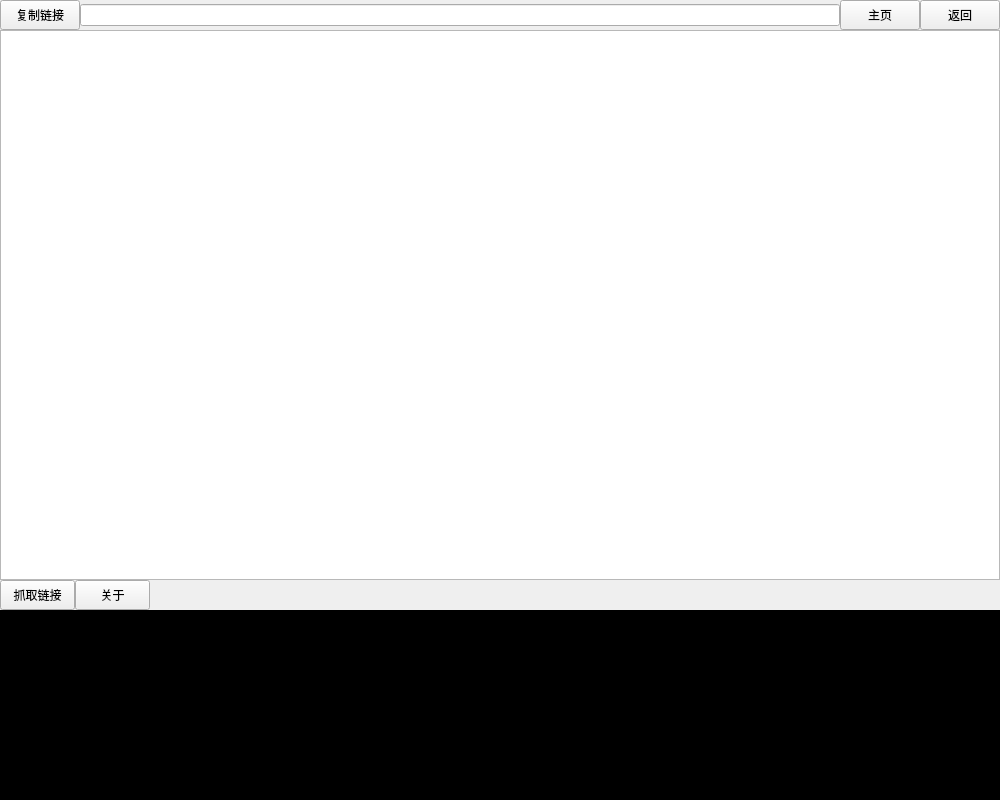
This is UI/UI_MainForm.ui in tanyiqu/AnimeArtifact as Qt 5 draws it before an edit. The edited form follows.
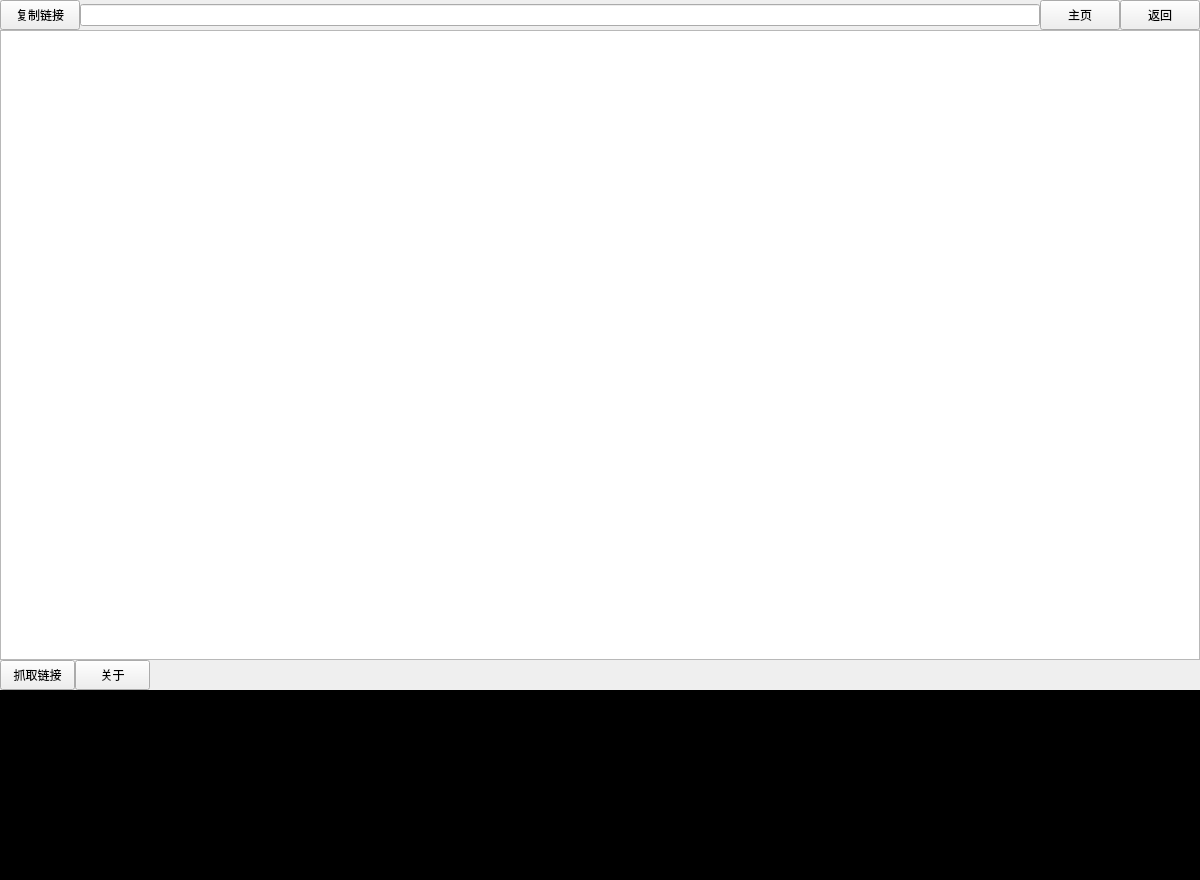
This is the edited form.

Diff of the .ui file:
```diff
--- a/UI/UI_MainForm.ui
+++ b/UI/UI_MainForm.ui
@@ -6,8 +6,8 @@
    <rect>
     <x>0</x>
     <y>0</y>
-    <width>1000</width>
-    <height>800</height>
+    <width>1200</width>
+    <height>880</height>
    </rect>
   </property>
   <property name="windowTitle">
```
